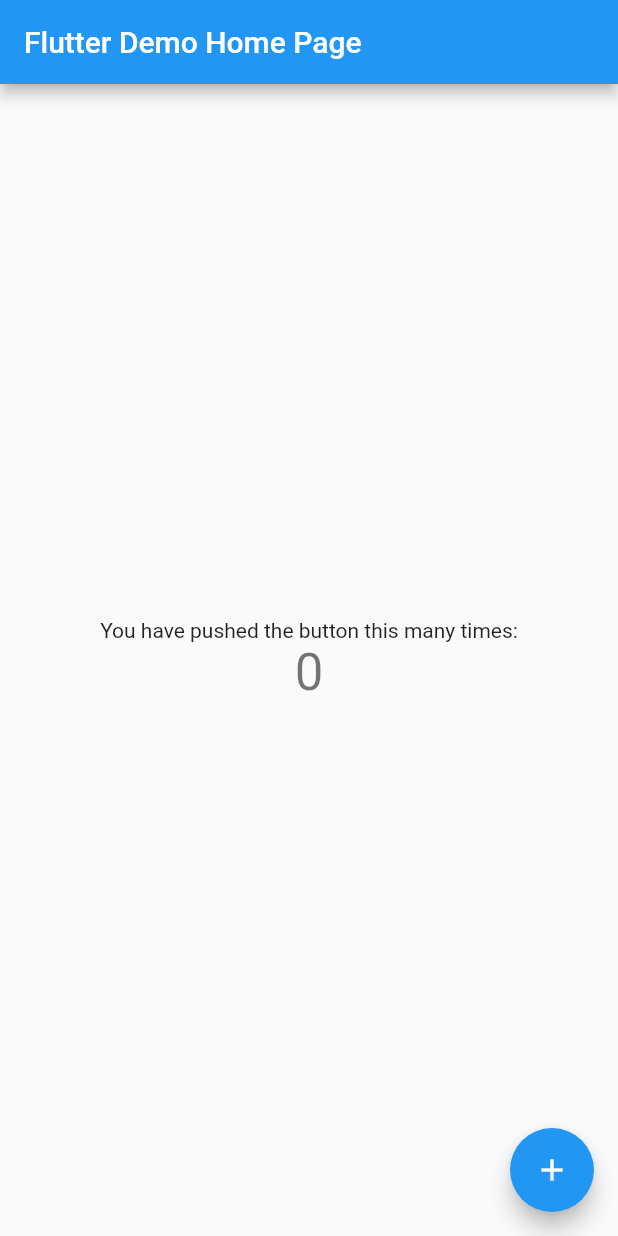
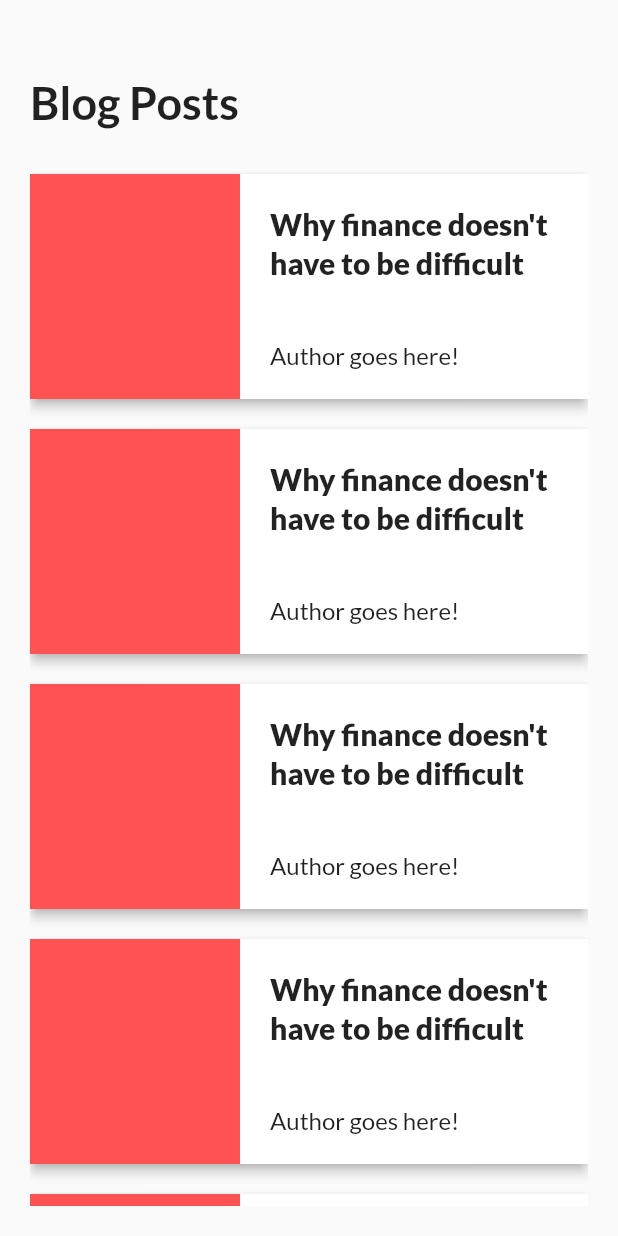
Before and after one commit to intellect4all/sample_blog, a Flutter app: the screen it shows after launch, on a phone screen of 412 x 824 dp. Run offline on Flutter 3.47's test engine with Material 2 defaults, Android fonts, the phone set to English and light mode, and no system bars; our stand-ins replace get, google_fonts.

Commit message:
created the blog list Ui

```diff
--- /dev/null
+++ b/lib/controller/post_controller.dart
@@ -0,0 +1,13 @@
+import 'package:get/get.dart';
+
+class PostController extends GetxController{
+
+  List postLists = [];
+  @override
+  void onInit() {
+
+    super.onInit();
+  }
+
+  void
+}
--- a/lib/main.dart
+++ b/lib/main.dart
@@ -1,113 +1,15 @@
 import 'package:flutter/material.dart';
+import 'package:get/get.dart';
+import 'package:sample_blog/views/postlist.dart';
 
 void main() {
-  runApp(MyApp());
+  runApp(
+    GetMaterialApp(
+      home: PostList(),
+      debugShowCheckedModeBanner: false,
+      theme: ThemeData(
+        visualDensity: VisualDensity.adaptivePlatformDensity,
+      ),
+    ),
+  );
 }
-
-class MyApp extends StatelessWidget {
-  // This widget is the root of your application.
-  @override
-  Widget build(BuildContext context) {
-    return MaterialApp(
-      title: 'Flutter Demo',
-      theme: ThemeData(
-        // This is the theme of your application.
-        //
-        // Try running your application with "flutter run". You'll see the
-        // application has a blue toolbar. Then, without quitting the app, try
-        // changing the primarySwatch below to Colors.green and then invoke
-        // "hot reload" (press "r" in the console where you ran "flutter run",
-        // or simply save your changes to "hot reload" in a Flutter IDE).
-        // Notice that the counter didn't reset back to zero; the application
-        // is not restarted.
-        primarySwatch: Colors.blue,
-      ),
-      home: MyHomePage(title: 'Flutter Demo Home Page'),
-    );
-  }
-}
-
-class MyHomePage extends StatefulWidget {
-  MyHomePage({Key key, this.title}) : super(key: key);
-
-  // This widget is the home page of your application. It is stateful, meaning
-  // that it has a State object (defined below) that contains fields that affect
-  // how it looks.
-
-  // This class is the configuration for the state. It holds the values (in this
-  // case the title) provided by the parent (in this case the App widget) and
-  // used by the build method of the State. Fields in a Widget subclass are
-  // always marked "final".
-
-  final String title;
-
-  @override
-  _MyHomePageState createState() => _MyHomePageState();
-}
-
-class _MyHomePageState extends State<MyHomePage> {
-  int _counter = 0;
-
-  void _incrementCounter() {
-    setState(() {
-      // This call to setState tells the Flutter framework that something has
-      // changed in this State, which causes it to rerun the build method below
-      // so that the display can reflect the updated values. If we changed
-      // _counter without calling setState(), then the build method would not be
-      // called again, and so nothing would appear to happen.
-      _counter++;
-    });
-  }
-
-  @override
-  Widget build(BuildContext context) {
-    // This method is rerun every time setState is called, for instance as done
-    // by the _incrementCounter method above.
-    //
-    // The Flutter framework has been optimized to make rerunning build methods
-    // fast, so that you can just rebuild anything that needs updating rather
-    // than having to individually change instances of widgets.
-    return Scaffold(
-      appBar: AppBar(
-        // Here we take the value from the MyHomePage object that was created by
-        // the App.build method, and use it to set our appbar title.
-        title: Text(widget.title),
-      ),
-      body: Center(
-        // Center is a layout widget. It takes a single child and positions it
-        // in the middle of the parent.
-        child: Column(
-          // Column is also a layout widget. It takes a list of children and
-          // arranges them vertically. By default, it sizes itself to fit its
-          // children horizontally, and tries to be as tall as its parent.
-          //
-          // Invoke "debug painting" (press "p" in the console, choose the
-          // "Toggle Debug Paint" action from the Flutter Inspector in Android
-          // Studio, or the "Toggle Debug Paint" command in Visual Studio Code)
-          // to see the wireframe for each widget.
-          //
-          // Column has various properties to control how it sizes itself and
-          // how it positions its children. Here we use mainAxisAlignment to
-          // center the children vertically; the main axis here is the vertical
-          // axis because Columns are vertical (the cross axis would be
-          // horizontal).
-          mainAxisAlignment: MainAxisAlignment.center,
-          children: <Widget>[
-            Text(
-              'You have pushed the button this many times:',
-            ),
-            Text(
-              '$_counter',
-              style: Theme.of(context).textTheme.headline4,
-            ),
-          ],
-        ),
-      ),
-      floatingActionButton: FloatingActionButton(
-        onPressed: _incrementCounter,
-        tooltip: 'Increment',
-        child: Icon(Icons.add),
-      ), // This trailing comma makes auto-formatting nicer for build methods.
-    );
-  }
-}
--- /dev/null
+++ b/lib/models/post.dart
@@ -0,0 +1,3 @@
+class Post{
+  String
+}
--- /dev/null
+++ b/lib/utilities/config.dart
@@ -0,0 +1 @@
+double spacing = 20;
--- /dev/null
+++ b/lib/utilities/utilities.dart
@@ -0,0 +1,3 @@
+export 'config.dart';
+export 'constants.dart';
+export 'textstyles.dart';
--- /dev/null
+++ b/lib/views/postlist.dart
@@ -0,0 +1,94 @@
+import 'package:flutter/material.dart';
+import 'package:get/get.dart';
+import 'package:google_fonts/google_fonts.dart';
+import 'package:sample_blog/utilities/utilities.dart';
+
+class PostList extends StatelessWidget {
+  @override
+  Widget build(BuildContext context) {
+    return Scaffold(
+      body: SafeArea(
+        child: SingleChildScrollView(
+          child: Padding(
+            padding: const EdgeInsets.fromLTRB(20, 50, 20, 0),
+            child: Container(
+              height: Get.height - 50,
+              child: Column(
+                crossAxisAlignment: CrossAxisAlignment.start,
+                children: [
+                  Text(
+                    'Blog Posts',
+                    style: GoogleFonts.lato(
+                      fontSize: 30,
+                      fontWeight: FontWeight.bold,
+                    ),
+                  ),
+                  SizedBox(height: spacing),
+                  Expanded(
+                    child: ListView.builder(
+                      physics: BouncingScrollPhysics(),
+                      itemBuilder: (build, context) {
+                        return Card(
+                          margin: EdgeInsets.symmetric(vertical: 10),
+                          elevation: 3,
+                          child: Container(
+                            height: 150,
+                            decoration: BoxDecoration(
+                              color: Colors.white,
+                            ),
+                            child: Row(
+                              children: [
+                                Container(
+                                  height: 150,
+                                  width: 140,
+                                  color: Colors.redAccent,
+                                ),
+                                Expanded(
+                                  child: Padding(
+                                    padding: EdgeInsets.all(spacing),
+                                    child: Column(
+                                      children: [
+                                        Text(
+                                          'Why finance doesn\'t have to be difficult',
+                                          style: GoogleFonts.lato(
+                                            fontSize: 20,
+                                            fontWeight: FontWeight.w900,
+                                            height: 1.3,
+                                          ),
+                                        ),
+                                        Expanded(
+                                          child: SizedBox(
+                                            height: double.infinity,
+                                          ),
+                                        ),
+                                        Row(
+                                          children: [
+                                            Text(
+                                              'Author goes here!',
+                                              style: GoogleFonts.lato(
+                                                fontSize: 16,
+                                              ),
+                                            )
+                                          ],
+                                        )
+                                      ],
+                                    ),
+                                  ),
+                                )
+                              ],
+                            ),
+                          ),
+                        );
+                      },
+                    ),
+                  ),
+                  SizedBox(height: 20),
+                ],
+              ),
+            ),
+          ),
+        ),
+      ),
+    );
+  }
+}
--- a/pubspec.yaml
+++ b/pubspec.yaml
@@ -23,6 +23,11 @@
 dependencies:
   flutter:
     sdk: flutter
+  get:
+  google_fonts:
+  hexcolor:
+  firebase_core: "0.7.0"
+  cloud_firestore: "^0.16.0+1"
 
 
   # The following adds the Cupertino Icons font to your application.
```
Also changed, not shown: lib/utilities/constants.dart (added), lib/utilities/textstyles.dart (added), lib/views/edit_post.dart (added), pubspec.lock, 9 other files.
